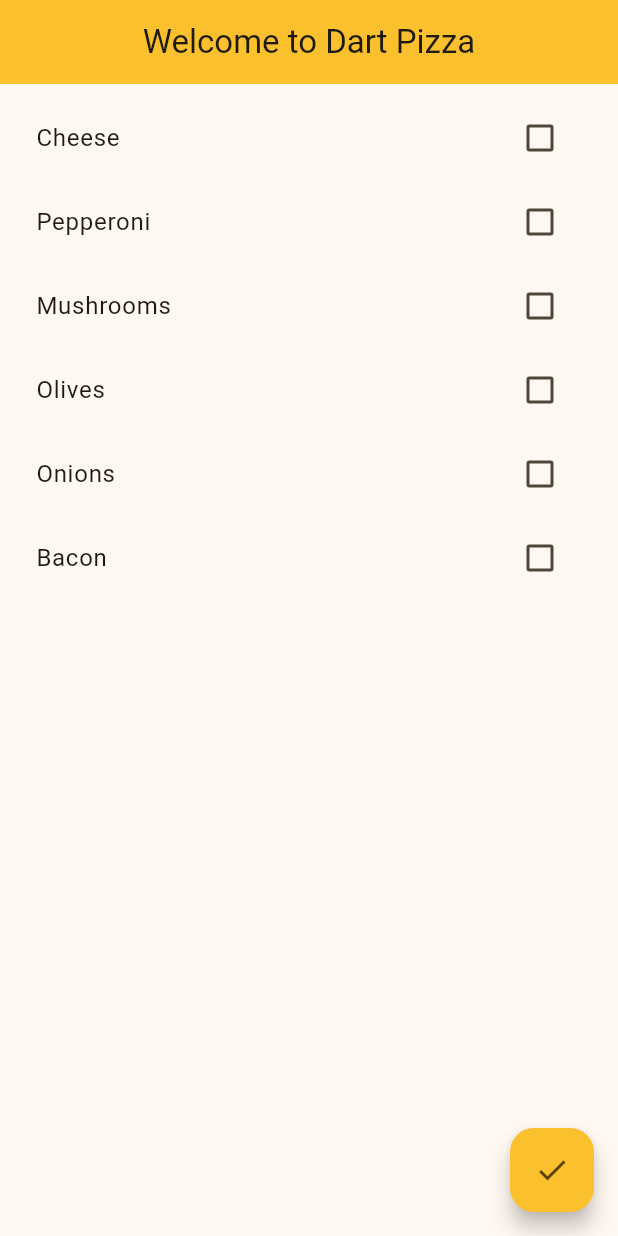
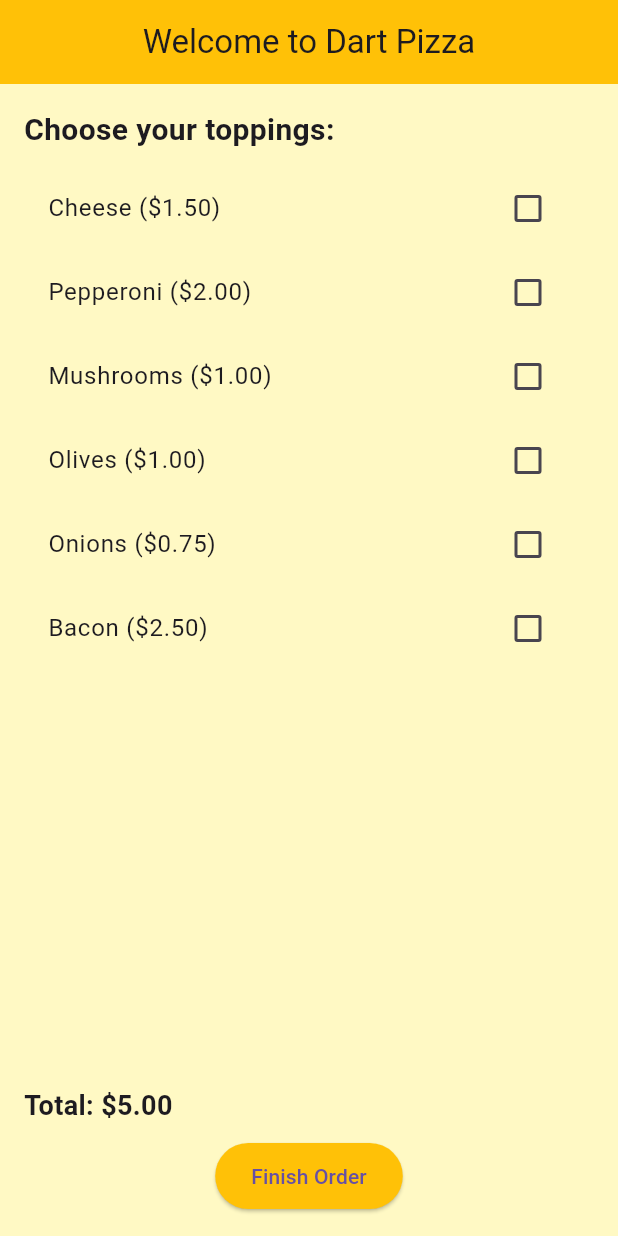
Before and after one commit to SanZarniLwin/Flutter-learning, a Flutter app: the screen it shows after launch, on a phone screen of 412 x 824 dp. Run offline on Flutter 3.47's test engine with Material 3 defaults, Android fonts, the phone set to English and light mode, and no system bars.

Commit message:
Adding Price

```diff
--- a/lib/main.dart
+++ b/lib/main.dart
@@ -4,74 +4,138 @@ void main() {
   runApp(const OrderingPizza());
 }
 
-class OrderingPizza extends StatefulWidget {
+class OrderingPizza extends StatelessWidget {
   const OrderingPizza({super.key});
-
-  @override
-  State<OrderingPizza> createState() => _OrderingPizzaState();
-}
-
-class _OrderingPizzaState extends State<OrderingPizza> {
-  final List<String> toppings = [
-    'Cheese',
-    'Pepperoni',
-    'Mushrooms',
-    'Olives',
-    'Onions',
-    'Bacon'
-  ];
-  final Set<String> selected = {};
 
   @override
   Widget build(BuildContext context) {
     return MaterialApp(
+      title: 'Pizza Topping Chooser',
       debugShowCheckedModeBanner: false,
-      theme: ThemeData(
-        colorScheme: ColorScheme.fromSeed(
-          seedColor: Colors.yellow.shade700,
-          brightness: Brightness.light,
+      home: const PizzaPage(),
+    );
+  }
+}
+
+class PizzaPage extends StatefulWidget {
+  const PizzaPage({super.key});
+
+  @override
+  State<PizzaPage> createState() => _PizzaPageState();
+}
+
+class _PizzaPageState extends State<PizzaPage> {
+  double basePrice = 5.0;
+
+  Map<String, double> toppings = {
+    'Cheese': 1.5,
+    'Pepperoni': 2.0,
+    'Mushrooms': 1.0,
+    'Olives': 1.0,
+    'Onions': 0.75,
+    'Bacon': 2.5
+  };
+
+  List<String> selectedToppings = [];
+
+  double get totalPrice {
+    double toppingsTotal = 0.0;
+    for (String topping in selectedToppings) {
+      toppingsTotal += toppings[topping]!;
+    }
+    return basePrice + toppingsTotal;
+  }
+
+  void showOrderSummary() {
+    showDialog(
+      context: context,
+      builder: (context) => AlertDialog(
+        title: const Text('Order Summary'),
+        content: Column(
+          children: [
+            const Text('Base Pizza: \$5.00'),
+            const SizedBox(height: 10),
+            const Text('Toppings:'),
+            for (String topping in selectedToppings)
+              Text('- $topping: \$${toppings[topping]!.toStringAsFixed(2)}'),
+            const SizedBox(height: 10),
+            Text(
+              'Total Price: \$${totalPrice.toStringAsFixed(2)}',
+              style: const TextStyle(fontWeight: FontWeight.bold),
+            )
+          ],
         ),
+        actions: [
+          TextButton(
+            onPressed: () => Navigator.pop(context),
+            child: const Text('OK'),
+          )
+        ],
       ),
-      home: Scaffold(
+    );
+  }
+
+  void toggleTopping(String topping) {
+    setState(() {
+      if (selectedToppings.contains(topping)) {
+        selectedToppings.remove(topping);
+      } else {
+        selectedToppings.add(topping);
+      }
+    });
+  }
+
+  @override
+  Widget build(BuildContext context) {
+    return Scaffold(
+      backgroundColor: Colors.yellow.shade100,
       appBar: AppBar(
+        backgroundColor: Colors.amber,
         title: const Text('Welcome to Dart Pizza'),
-          backgroundColor: Colors.yellow.shade700,
         centerTitle: true,
       ),
       body: Padding(
-          padding: const EdgeInsets.all(8.0),
+        padding: const EdgeInsets.all(16),
+        child: Column(
+          crossAxisAlignment: CrossAxisAlignment.start,
+          children: [
+            const Text(
+              'Choose your toppings:',
+              style: TextStyle(fontSize: 20, fontWeight: FontWeight.bold),
+            ),
+            const SizedBox(height: 10),
+            Expanded(
               child: ListView(
-            children: toppings.map((topping) {
+                children: toppings.keys.map((topping) {
                   return CheckboxListTile(
-                title: Text(topping),
-                value: selected.contains(topping),
-                onChanged: (bool? value) {
-                  setState(() {
-                    if (value == true) {
-                      selected.add(topping);
-                    } else {
-                      selected.remove(topping);
-                    }
-                  });
-                },
+                    title: Text(
+                      '$topping (\$${toppings[topping]!.toStringAsFixed(2)})',
+                    ),
+                    value: selectedToppings.contains(topping),
+                    onChanged: (value) => toggleTopping(topping),
+                    activeColor: Colors.amber,
                   );
                 }).toList(),
               ),
             ),
-        floatingActionButton: Builder(
-          builder: (BuildContext context) {
-            return FloatingActionButton(
-              backgroundColor: Colors.yellow.shade700,
-              onPressed: () {
-                final text = selected.isEmpty
-                    ? 'No toppings selected.'
-                    : 'Toppings: ${selected.join(', ')}';
-                ScaffoldMessenger.of(context)
-                    .showSnackBar(SnackBar(content: Text(text)));
-              },
-              child: const Icon(Icons.check),
-            );
-          },
+            Text(
+              'Total: \$${totalPrice.toStringAsFixed(2)}',
+              style: const TextStyle(fontSize: 18, fontWeight: FontWeight.bold),
+            ),
+            const SizedBox(height: 10),
+            Center(
+              child: ElevatedButton(
+                style: ElevatedButton.styleFrom(
+                  backgroundColor: Colors.amber,
+                  padding: const EdgeInsets.symmetric(horizontal: 24, vertical: 12),
+                ),
+                onPressed: showOrderSummary,
+                child: const Text(
+                  'Finish Order',
+                ),
+              ),
+            )
+          ],
         ),
         ),
     );
```
Also changed, not shown: pubspec.lock. Lines whose indentation alone changed are shown as unchanged.
